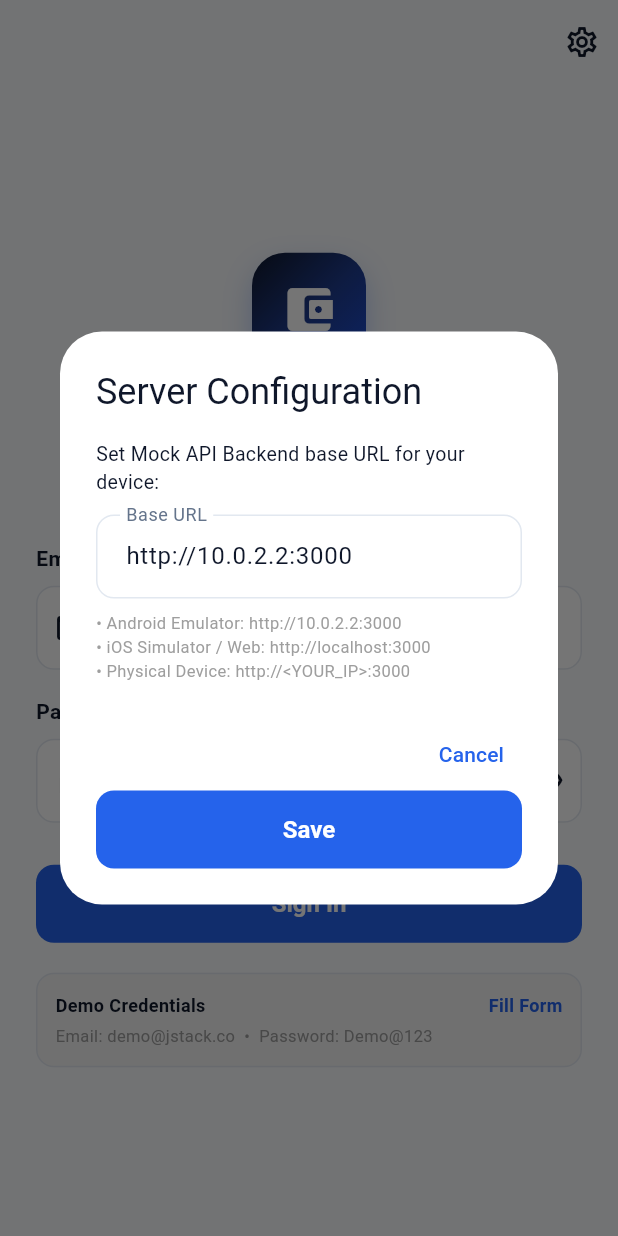
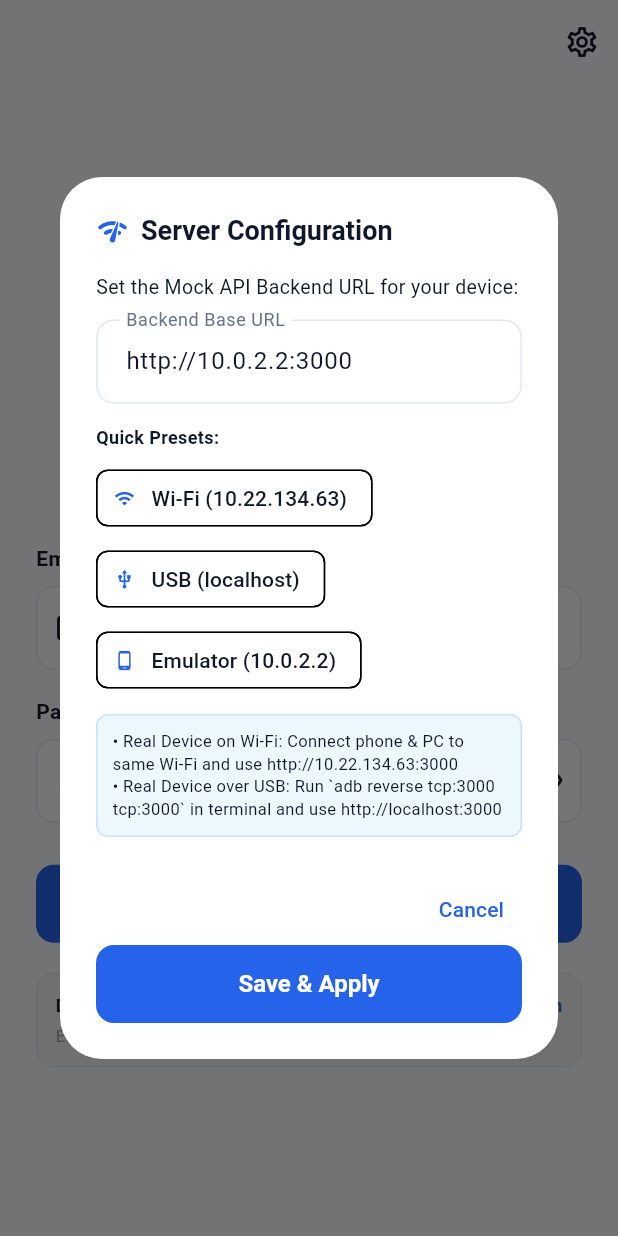
Before and after one commit to kavitapatelofficial/jstack_assignment, a Flutter app: the screen it shows after launch, after a tap on the "settings" icon, on a phone screen of 412 x 824 dp. Run offline on Flutter 3.47's test engine with Material 3 defaults, Android fonts, the phone set to English and light mode, and no system bars; our stand-ins replace dio, go_router, shared_preferences; accounts and stored records are empty.

Commit message:
fix(device): enable cleartext HTTP traffic, INTERNET permission, and local IP presets for real device testing

```diff
--- a/lib/presentation/views/auth/login_screen.dart
+++ b/lib/presentation/views/auth/login_screen.dart
@@ -50,32 +50,87 @@ class _LoginScreenState extends State<LoginScreen> {
 
     showDialog(
       context: context,
-      builder: (ctx) => AlertDialog(
-        title: const Text('Server Configuration'),
-        content: Column(
+      builder: (ctx) => StatefulBuilder(
+        builder: (ctx, setDialogState) => AlertDialog(
+          title: const Row(
+            children: [
+              Icon(Icons.network_check_rounded, color: AppColors.accent, size: 22),
+              SizedBox(width: 8),
+              Text('Server Configuration', style: TextStyle(fontSize: 18, fontWeight: FontWeight.bold)),
+            ],
+          ),
+          content: SingleChildScrollView(
+            child: Column(
               mainAxisSize: MainAxisSize.min,
               crossAxisAlignment: CrossAxisAlignment.start,
               children: [
                 const Text(
-              'Set Mock API Backend base URL for your device:',
+                  'Set the Mock API Backend URL for your device:',
                   style: TextStyle(fontSize: 13),
                 ),
                 const SizedBox(height: 12),
                 TextField(
                   controller: controller,
                   decoration: const InputDecoration(
-                labelText: 'Base URL',
-                hintText: 'http://localhost:3000',
+                    labelText: 'Backend Base URL',
+                    hintText: 'http://10.22.134.63:3000',
                   ),
                 ),
+                const SizedBox(height: 14),
+                const Text(
+                  'Quick Presets:',
+                  style: TextStyle(fontSize: 12, fontWeight: FontWeight.w700),
+                ),
                 const SizedBox(height: 8),
-            const Text(
-              '• Android Emulator: http://10.0.2.2:3000\n'
-              '• iOS Simulator / Web: http://localhost:3000\n'
-              '• Physical Device: http://<YOUR_IP>:3000',
-              style: TextStyle(fontSize: 11, color: Colors.grey),
+                Wrap(
+                  spacing: 6,
+                  runSpacing: 6,
+                  children: [
+                    ActionChip(
+                      avatar: const Icon(Icons.wifi, size: 14),
+                      label: const Text('Wi-Fi (10.22.134.63)'),
+                      onPressed: () {
+                        setDialogState(() {
+                          controller.text = 'http://10.22.134.63:3000';
+                        });
+                      },
+                    ),
+                    ActionChip(
+                      avatar: const Icon(Icons.usb, size: 14),
+                      label: const Text('USB (localhost)'),
+                      onPressed: () {
+                        setDialogState(() {
+                          controller.text = 'http://localhost:3000';
+                        });
+                      },
+                    ),
+                    ActionChip(
+                      avatar: const Icon(Icons.phone_android, size: 14),
+                      label: const Text('Emulator (10.0.2.2)'),
+                      onPressed: () {
+                        setDialogState(() {
+                          controller.text = 'http://10.0.2.2:3000';
+                        });
+                      },
                     ),
                   ],
+                ),
+                const SizedBox(height: 12),
+                Container(
+                  padding: const EdgeInsets.all(10),
+                  decoration: BoxDecoration(
+                    color: Colors.blue.withValues(alpha: 0.08),
+                    borderRadius: BorderRadius.circular(8),
+                    border: Border.all(color: Colors.blue.withValues(alpha: 0.2)),
+                  ),
+                  child: const Text(
+                    '• Real Device on Wi-Fi: Connect phone & PC to same Wi-Fi and use http://10.22.134.63:3000\n'
+                    '• Real Device over USB: Run `adb reverse tcp:3000 tcp:3000` in terminal and use http://localhost:3000',
+                    style: TextStyle(fontSize: 11, height: 1.4),
+                  ),
+                ),
+              ],
+            ),
           ),
           actions: [
             TextButton(
@@ -91,9 +146,10 @@ class _LoginScreenState extends State<LoginScreen> {
                 }
                 if (ctx.mounted) Navigator.pop(ctx);
               },
-            child: const Text('Save'),
+              child: const Text('Save & Apply'),
             ),
           ],
+        ),
       ),
     );
   }
@@ -177,7 +233,10 @@ class _LoginScreenState extends State<LoginScreen> {
                         borderRadius: BorderRadius.circular(12),
                         border: Border.all(color: AppColors.debitRed.withValues(alpha: 0.3)),
                       ),
-                      child: Row(
+                      child: Column(
+                        crossAxisAlignment: CrossAxisAlignment.start,
+                        children: [
+                          Row(
                             children: [
                               const Icon(Icons.error_outline_rounded, color: AppColors.debitRed, size: 20),
                               const SizedBox(width: 10),
@@ -191,6 +250,26 @@ class _LoginScreenState extends State<LoginScreen> {
                                   ),
                                 ),
                               ),
+                            ],
+                          ),
+                          if (authVm.errorMessage!.contains('connect') ||
+                              authVm.errorMessage!.contains('server') ||
+                              authVm.errorMessage!.contains('network')) ...[
+                            const SizedBox(height: 8),
+                            Align(
+                              alignment: Alignment.centerRight,
+                              child: TextButton.icon(
+                                style: TextButton.styleFrom(
+                                  foregroundColor: AppColors.debitRed,
+                                  padding: const EdgeInsets.symmetric(horizontal: 8, vertical: 4),
+                                  visualDensity: VisualDensity.compact,
+                                ),
+                                onPressed: _showServerConfigDialog,
+                                icon: const Icon(Icons.settings, size: 14),
+                                label: const Text('Configure Server IP', style: TextStyle(fontWeight: FontWeight.bold, fontSize: 12)),
+                              ),
+                            ),
+                          ],
                         ],
                       ),
                     ),
```
Also changed, not shown: 2 other files. Lines whose indentation alone changed are shown as unchanged.
